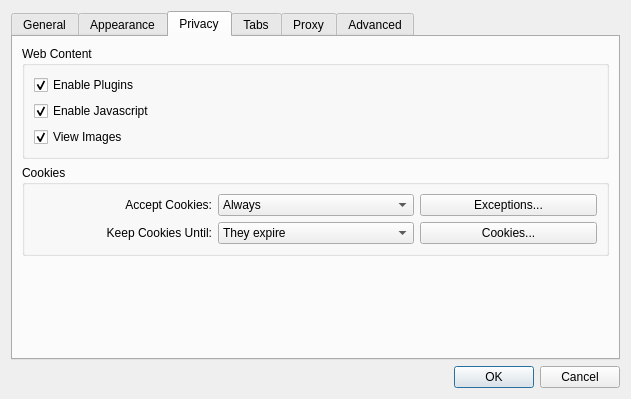
First picture: the form in src/settings.ui, repository EndorphinBrowser/browser, before the edit.
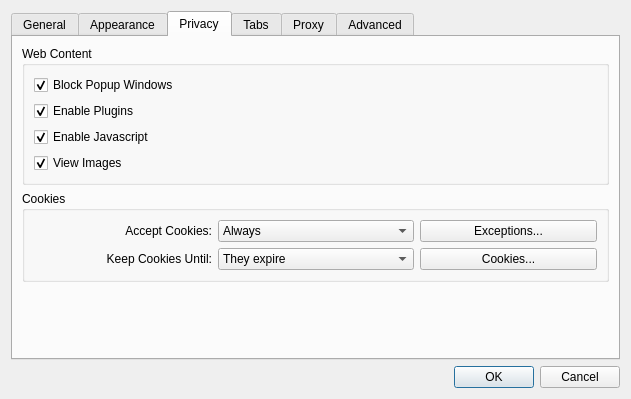
Second picture: the form after the edit. The open tabs and pages were chosen to show the change.

Commit message: Add the ability to turn pop-up blocking off

Diff of the .ui file:
```diff
--- a/src/settings.ui
+++ b/src/settings.ui
@@ -298,6 +298,16 @@
           <string>Web Content</string>
          </property>
          <layout class="QVBoxLayout" name="verticalLayout_2">
+          <item>
+           <widget class="QCheckBox" name="blockPopupWindows">
+            <property name="text">
+             <string>Block Popup Windows</string>
+            </property>
+            <property name="checked">
+             <bool>true</bool>
+            </property>
+           </widget>
+          </item>
           <item>
            <widget class="QCheckBox" name="enablePlugins">
             <property name="text">
```
The commit also changes 2 other files.
